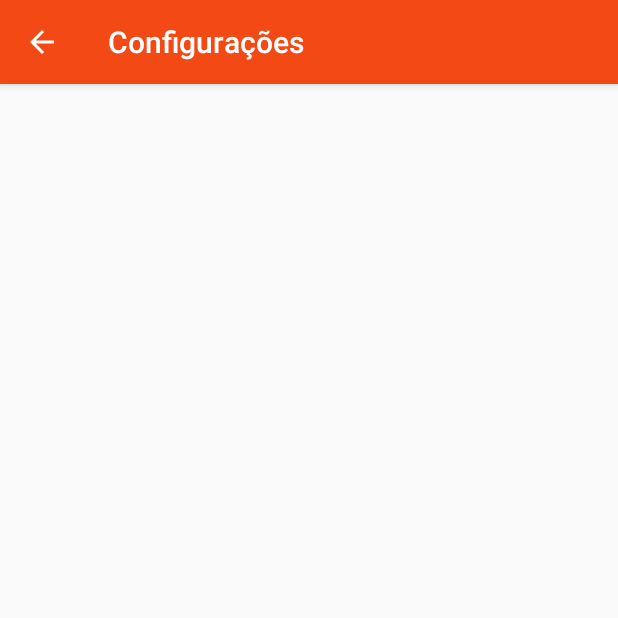
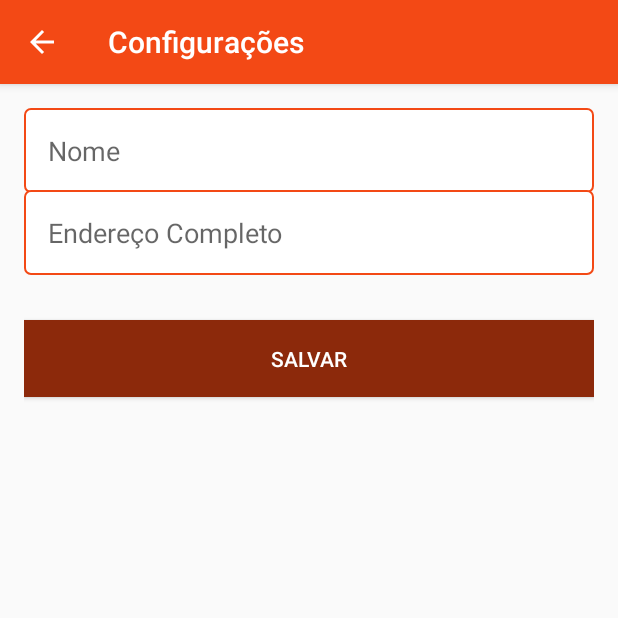
Before and after one commit to dolpholopes/BomApetite, an Android app: the ConfiguracoesUsuarioActivity screen opened directly, with no data from a screen before it, on a phone screen of 412 x 824 dp, the top half of it. Run offline under Robolectric (Android 15) with nearby library versions, the light colour scheme and no system bars; our stand-ins replace Firebase (no records; nobody signed in at launch, a user with empty details on screens opened directly), Picasso.

Commit message:
Configurações de usuario

```diff
--- a/app/src/main/java/com/example/bomapetite/activity/ConfiguracoesUsuarioActivity.java
+++ b/app/src/main/java/com/example/bomapetite/activity/ConfiguracoesUsuarioActivity.java
@@ -3,15 +3,94 @@ package com.example.bomapetite.activity;
 import androidx.appcompat.app.AppCompatActivity;
 
 import android.os.Bundle;
+import android.view.View;
+import android.widget.EditText;
+import android.widget.Toast;
 
 import com.example.bomapetite.R;
+import com.example.bomapetite.helper.ConfiguracaoFirebase;
+import com.example.bomapetite.helper.UsuarioFirebase;
+import com.example.bomapetite.model.Empresa;
+import com.example.bomapetite.model.Usuario;
+import com.google.firebase.database.DataSnapshot;
+import com.google.firebase.database.DatabaseError;
+import com.google.firebase.database.DatabaseReference;
+import com.google.firebase.database.ValueEventListener;
+import com.squareup.picasso.Picasso;
 
 public class ConfiguracoesUsuarioActivity extends AppCompatActivity {
+
+    private EditText editUsuarioNome, editUsuarioEndereco;
+    private String idUsuario;
+    private DatabaseReference firebaseRef;
 
     @Override
     protected void onCreate(Bundle savedInstanceState) {
         super.onCreate(savedInstanceState);
         setContentView(R.layout.activity_configuracoes_usuario);
         getSupportActionBar().setTitle("Configurações");
+
+        inicializaComponentes();
+        idUsuario = UsuarioFirebase.getIdUsuario();
+        firebaseRef = ConfiguracaoFirebase.getFirebase();
+        recuperarDadosUsuario();
+    }
+
+    public void validarDadosUsuario(View view){
+        String nome = editUsuarioNome.getText().toString();
+        String endereco = editUsuarioEndereco.getText().toString();
+
+        if (!nome.isEmpty()){
+            if (!endereco.isEmpty()){
+                Usuario usuario = new Usuario();
+                usuario.setIdUsuario(idUsuario);
+                usuario.setNome(nome);
+                usuario.setEndereco(endereco);
+                usuario.salvar();
+                exibirMensagem("Dados salvos com sucesso!");
+                finish();
+            }else{
+             exibirMensagem("Digite seu endereço completo!");
+            }
+        }else{
+            exibirMensagem("Digite seu nome!");
+        }
+    }
+
+    private void recuperarDadosUsuario(){
+        DatabaseReference usuarioRef = firebaseRef.child("usuarios").child(idUsuario);
+        usuarioRef.addValueEventListener(new ValueEventListener() {
+            @Override
+            public void onDataChange(DataSnapshot dataSnapshot) {
+                if (dataSnapshot.getValue() != null){
+                    Usuario usuario = dataSnapshot.getValue(Usuario.class);
+                    editUsuarioNome.setText(usuario.getNome());
+                    editUsuarioEndereco.setText(usuario.getEndereco());
+                    //editUsuarioTelefone.setText(usuario.getTelefone());
+
+                    /*
+                    urlImagemSelecionada = usuario.getUrlImagem();
+                    if (urlImagemSelecionada != ""){
+                        Picasso.get().load(urlImagemSelecionada).into(imagePerfilEmpresa);
+                    }
+
+                     */
+                }
+            }
+
+            @Override
+            public void onCancelled(DatabaseError databaseError) {
+
+            }
+        });
+    }
+
+    private void exibirMensagem(String texto){
+        Toast.makeText(this, texto, Toast.LENGTH_SHORT).show();
+    }
+
+    private void inicializaComponentes(){
+        editUsuarioNome = findViewById(R.id.editUsuarioNome);
+        editUsuarioEndereco = findViewById(R.id.editUsuarioEndereco);
     }
 }
--- a/app/src/main/res/layout/activity_configuracoes_usuario.xml
+++ b/app/src/main/res/layout/activity_configuracoes_usuario.xml
@@ -1,9 +1,44 @@
 <?xml version="1.0" encoding="utf-8"?>
-<androidx.constraintlayout.widget.ConstraintLayout xmlns:android="http://schemas.android.com/apk/res/android"
+<LinearLayout xmlns:android="http://schemas.android.com/apk/res/android"
     xmlns:app="http://schemas.android.com/apk/res-auto"
     xmlns:tools="http://schemas.android.com/tools"
     android:layout_width="match_parent"
     android:layout_height="match_parent"
+    android:orientation="vertical"
     tools:context=".activity.ConfiguracoesUsuarioActivity">
 
-</androidx.constraintlayout.widget.ConstraintLayout>
+    <LinearLayout
+        android:layout_weight="1"
+        android:padding="16dp"
+        android:orientation="vertical"
+        android:layout_width="match_parent"
+        android:layout_height="match_parent">
+        <EditText
+            android:padding="16dp"
+            android:background="@drawable/bg_edit_text"
+            android:id="@+id/editUsuarioNome"
+            android:hint="Nome"
+            android:layout_width="match_parent"
+            android:layout_height="wrap_content"/>
+        <EditText
+            android:layout_marginTop="-2dp"
+            android:padding="16dp"
+            android:background="@drawable/bg_edit_text"
+            android:id="@+id/editUsuarioEndereco"
+            android:hint="Endereço Completo"
+            android:layout_width="match_parent"
+            android:layout_height="wrap_content"/>
+
+        <Button
+            android:onClick="validarDadosUsuario"
+            android:layout_marginTop="30dp"
+            android:textColor="@color/colorWhite"
+            android:background="@color/colorDark"
+            android:padding="16dp"
+            android:text="Salvar"
+            android:id="@+id/buttonUsuarioSalvar"
+            android:layout_width="match_parent"
+            android:layout_height="wrap_content"/>
+    </LinearLayout>
+
+</LinearLayout>
```
Also changed, not shown: app/src/main/java/com/example/bomapetite/model/Usuario.java (added, +44 -0 lines).
